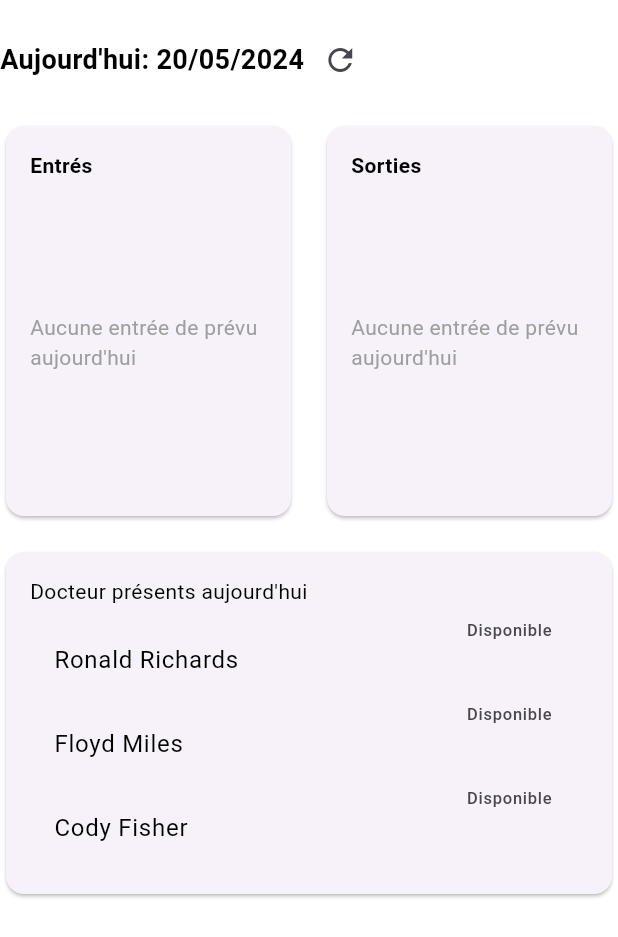
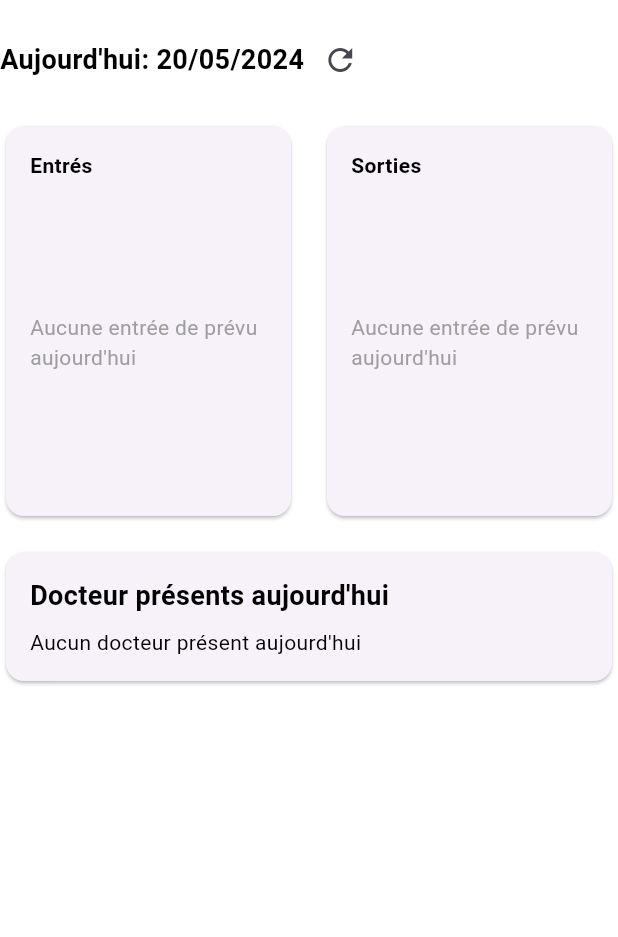
Before and after one commit to VincePaulin/SoigneMoiSecretaire, a Flutter app: the DashboardPage widget shown alone on an empty page, opened directly with empty values, on a phone screen of 412 x 824 dp. Shown: the top 937 px of the screen. Run offline on Flutter 3.47's test engine with Material 3 defaults, Android fonts, the light colour scheme and no system bars; our stand-ins replace dio, shared_preferences; accounts and stored records are empty.

Commit message:
feat: doctor present today list and profile

```diff
--- /dev/null
+++ b/lib/model/doctor.dart
@@ -0,0 +1,53 @@
+import 'dart:convert';
+
+class Doctor {
+  final String fullName;
+  final String specialty;
+  final List<String> medicalSections;
+  final String matricule;
+  final String? avatarURL;
+  final String sex;
+  final DateTime? createdAt;
+  final DateTime? updatedAt;
+
+  Doctor({
+    required this.fullName,
+    required this.specialty,
+    required this.medicalSections,
+    required this.matricule,
+    this.avatarURL,
+    required this.sex,
+    this.createdAt,
+    this.updatedAt,
+  });
+
+  factory Doctor.fromJson(Map<String, dynamic> json) {
+    return Doctor(
+      fullName: json['fullName'] ?? '',
+      specialty: json['specialty'] ?? '',
+      // Convert JSON string to string list
+      medicalSections:
+          List<String>.from(jsonDecode(json['medicalSections'] ?? '[]')),
+      matricule: json['matricule'] ?? 0,
+      sex: json['sex'] ?? '',
+      avatarURL: json['avatarURL'],
+      createdAt: json['created_at'] != null
+          ? DateTime.parse(json['created_at'])
+          : null,
+      updatedAt: json['updated_at'] != null
+          ? DateTime.parse(json['updated_at'])
+          : null,
+    );
+  }
+
+  Map<String, dynamic> toJson() {
+    return {
+      'fullName': fullName,
+      'specialty': specialty,
+      'medicalSections': medicalSections.toList(),
+      'matricule': matricule,
+      'avatarURL': avatarURL,
+      'sex': sex,
+    };
+  }
+}
--- a/lib/screens/dashboard_page.dart
+++ b/lib/screens/dashboard_page.dart
@@ -54,7 +54,14 @@ class DashboardPage extends StatelessWidget {
           ],
         ),
         const SizedBox(height: 16),
-        TodayDoctorList(),
+        Row(
+          children: [
+            Expanded(
+                child: TodayDoctorList(
+              doctors: controller.doctorToday,
+            ))
+          ],
+        ),
       ],
     );
   }
--- a/lib/screens/home/home_page.dart
+++ b/lib/screens/home/home_page.dart
@@ -49,7 +49,7 @@ class HomePage extends StatelessWidget {
           controller: controller,
         );
       case 1:
-        return TodayDoctorList();
+        return Container();
       default:
         return DashboardPage(
           controller: controller,
--- a/lib/widgets/today_doctor.dart
+++ b/lib/widgets/today_doctor.dart
@@ -1,7 +1,12 @@
 import 'package:flutter/material.dart';
+import 'package:soigne_moi_secretaire/model/doctor.dart';
+
+import 'custom_avatar.dart';
+import 'doctor_dialog.dart';
 
 class TodayDoctorList extends StatelessWidget {
-  const TodayDoctorList({super.key});
+  final List<Doctor> doctors;
+  const TodayDoctorList({super.key, required this.doctors});
 
   @override
   Widget build(BuildContext context) {
@@ -11,20 +16,24 @@ class TodayDoctorList extends StatelessWidget {
         child: Column(
           crossAxisAlignment: CrossAxisAlignment.start,
           children: [
-            Text("Docteur présents aujourd'hui"),
+            Text(
+              "Docteur présents aujourd'hui",
+              style: TextStyle(fontSize: 18, fontWeight: FontWeight.bold),
+            ),
             const SizedBox(height: 8),
-            TodayDoctorItem(
-              name: 'Ronald Richards',
-              status: 'Disponible',
-            ),
-            TodayDoctorItem(
-              name: 'Floyd Miles',
-              status: 'Disponible',
-            ),
-            TodayDoctorItem(
-              name: 'Cody Fisher',
-              status: 'Disponible',
-            ),
+            doctors.isEmpty
+                ? Text("Aucun docteur présent aujourd'hui")
+                : ListView.builder(
+                    shrinkWrap: true,
+                    physics: NeverScrollableScrollPhysics(),
+                    itemCount: doctors.length,
+                    itemBuilder: (context, index) {
+                      final doctor = doctors[index];
+                      return TodayDoctorItem(
+                        doctor: doctor,
+                      );
+                    },
+                  ),
           ],
         ),
       ),
@@ -33,25 +42,37 @@ class TodayDoctorList extends StatelessWidget {
 }
 
 class TodayDoctorItem extends StatelessWidget {
-  final String name;
-  final String status;
+  final Doctor doctor;
 
   const TodayDoctorItem({
     super.key,
-    required this.name,
-    required this.status,
+    required this.doctor,
   });
 
   @override
   Widget build(BuildContext context) {
     return ListTile(
-      title: Text(name),
+      leading: CustomAvatar(
+        sex: doctor.sex,
+        avatarUrl: doctor.avatarURL,
+      ),
+      title: Text(doctor.fullName),
       trailing: Column(
         crossAxisAlignment: CrossAxisAlignment.end,
         children: [
-          Text(status),
+          Text(doctor.specialty),
         ],
       ),
+      onTap: () {
+        showDialog(
+          context: context,
+          builder: (BuildContext context) {
+            return DoctorDetailsDialog(
+              doctor: doctor,
+            );
+          },
+        );
+      },
     );
   }
 }
```
Also changed, not shown: lib/api/api_function.dart (+24 -0 lines), lib/screens/home/home.dart (+17 -0 lines), lib/widgets/custom_avatar.dart (added, +51 -0 lines), lib/widgets/doctor_dialog.dart (added, +173 -0 lines).
